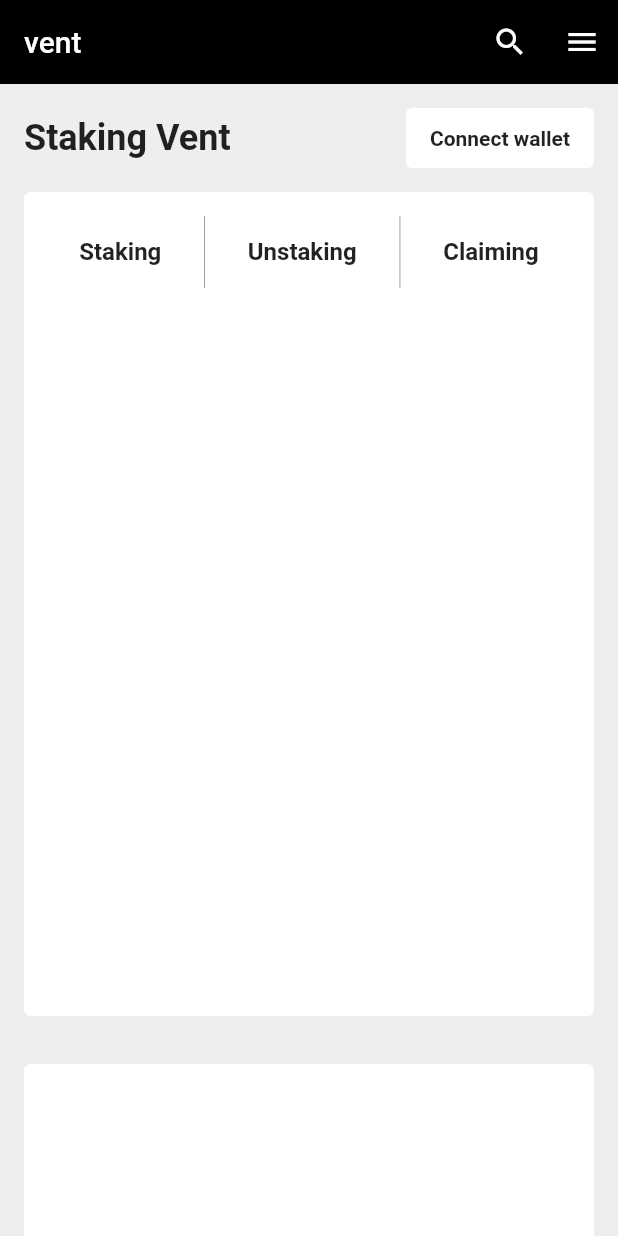
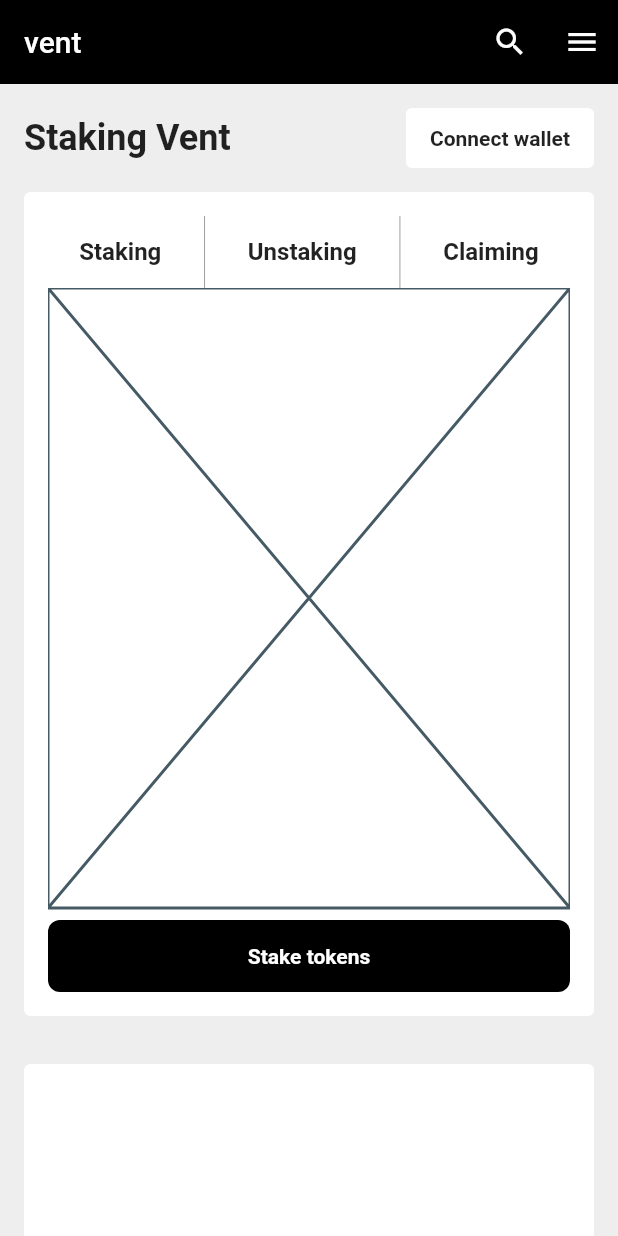
Before and after one commit to JAICHANGPARK/flutter_notebook_19th_story, a Flutter app: the screen it shows after launch, on a phone screen of 412 x 824 dp. Run offline on Flutter 3.47's test engine with Material 2 defaults, Android fonts, the phone set to English and light mode, and no system bars; our stand-ins replace cached_network_image, flutter_riverpod, freezed_annotation, smooth_page_indicator, video_player.

Commit message:
Update staking_main_page.dart

```diff
--- a/lib/ep1117_staking_app/src/ui/staking_main_page.dart
+++ b/lib/ep1117_staking_app/src/ui/staking_main_page.dart
@@ -70,7 +70,7 @@ class _StakingMainPageState extends State<StakingMainPage> with SingleTickerProv
                     color: Colors.white,
                     borderRadius: BorderRadius.circular(4),
                   ),
-                  padding: EdgeInsets.all(16),
+                  padding: const EdgeInsets.all(16),
                   child: Column(
                     crossAxisAlignment: CrossAxisAlignment.start,
                     children: [
@@ -78,36 +78,67 @@ class _StakingMainPageState extends State<StakingMainPage> with SingleTickerProv
                         height: 48,
                         child: Row(
                           mainAxisAlignment: MainAxisAlignment.spaceEvenly,
-                          children: [
-                            Text("Staking",style: TextStyle(
+                          children: const [
+                            Text(
+                              "Staking",
+                              style: TextStyle(
                                 fontSize: 16,
                                 fontWeight: FontWeight.bold,
-                            ),),
+                              ),
+                            ),
                             VerticalDivider(
                               color: Colors.grey,
                             ),
-                            Text("Unstaking",style: TextStyle(
+                            Text(
+                              "Unstaking",
+                              style: TextStyle(
                                 fontSize: 16,
                                 fontWeight: FontWeight.bold,
-                            ),),
+                              ),
+                            ),
                             VerticalDivider(
                               color: Colors.grey,
                             ),
-                            Text("Claiming",style: TextStyle(
+                            Text(
+                              "Claiming",
+                              style: TextStyle(
                                 fontSize: 16,
                                 fontWeight: FontWeight.bold,
-                            ),),
+                              ),
+                            ),
                           ],
                         ),
                       ),
                       Expanded(
                         child: PageView(
                           children: [
-
+                            Column(
+                              children: [
+                                const Expanded(child: const Placeholder()),
+                                const SizedBox(
+                                  height: 8,
+                                ),
+                                Container(
+                                  decoration: BoxDecoration(
+                                    color: Colors.black,
+                                    borderRadius: BorderRadius.circular(8),
+                                  ),
+                                  padding: const EdgeInsets.symmetric(vertical: 16),
+                                  child: const Center(
+                                    child: Text(
+                                      "Stake tokens",
+                                      style: TextStyle(
+                                        fontWeight: FontWeight.bold,
+                                        color: Colors.white,
+                                      ),
+                                    ),
+                                  ),
+                                )
+                              ],
+                            )
                           ],
                         ),
                       ),
-
                     ],
                   ),
                 ),
@@ -120,7 +151,7 @@ class _StakingMainPageState extends State<StakingMainPage> with SingleTickerProv
                     color: Colors.white,
                     borderRadius: BorderRadius.circular(4),
                   ),
-                  child: Center(),
+                  child: const Center(),
                 ),
               ),
             ],
```
Lines whose indentation alone changed are shown as unchanged.
